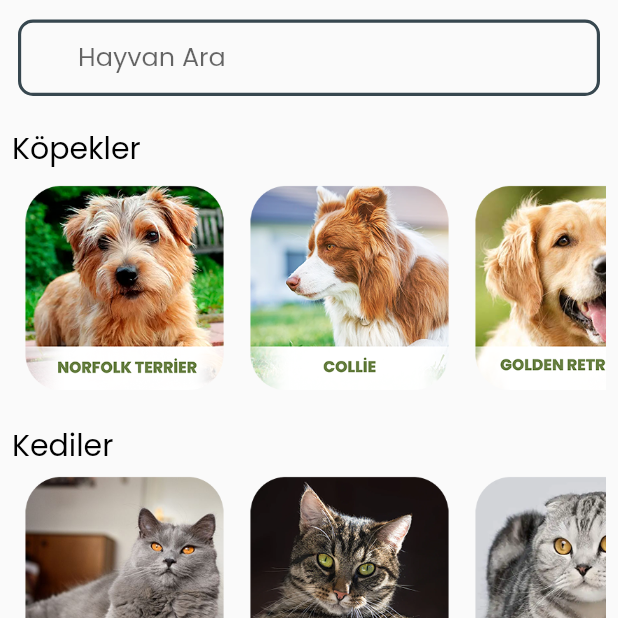
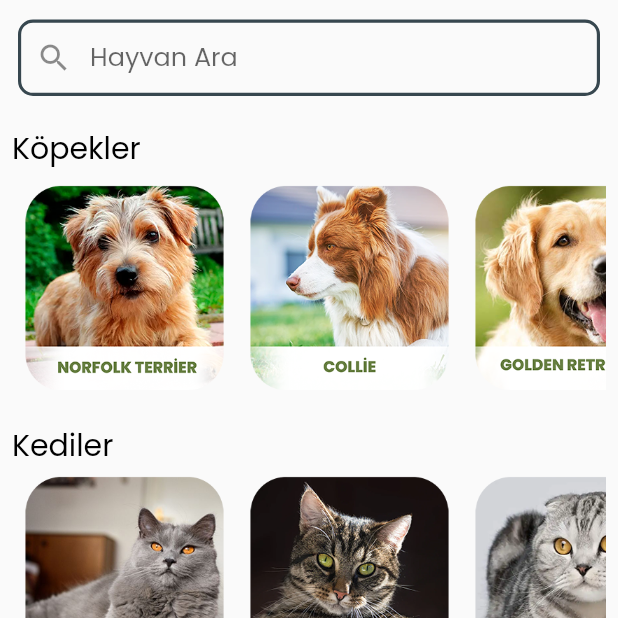
Before and after one commit to ElanurToptas/ANTHELION, a Flutter app: the screen it shows after launch, on a phone screen of 412 x 824 dp, the top half of it. Run offline on Flutter 3.47's test engine with Material 2 defaults, Android fonts, the phone set to English and light mode, and no system bars; drawn by our look-alikes of google_nav_bar; our stand-ins replace cloud_firestore, file_picker, firebase_auth, firebase_core, firebase_storage, flutter_heatmap_calendar and 2 more; missing offline and left inert: flutter_pdfview; accounts and stored records are empty.

Commit message:
düzeltme_yapıldı

```diff
--- a/lib/animal/animal.dart
+++ b/lib/animal/animal.dart
@@ -53,22 +53,19 @@ class HomePage extends StatelessWidget {
   }
 
 
-  /*void _onSearchSubmitted(BuildContext context, String value) {
+  void _onSearchSubmitted(BuildContext context, String value) {
     if (value == "Norfolk") {
-      Navigator.push(
-        context,
-        MaterialPageRoute(
-          builder: (context) => DetailScreen(  image: 'asset/pictures/norfolkT.png',
-            text: " Norfolk Terrier, alıngan, cesur, meraklı, oyunbaz, kavgacı, sadık, neşeli, canlı, inatçı"
-                " ve bağımsız karakter özellikleriyle tam bir teriyerdir. Tarlada “iblis” olarak bilinir"
-                "ve avlanmayı, kazmayı ve Keşfetmeyi sever. Hareketli, bağımsız yapısından dolayı güvenli "
-                "bir alan tutulması gerekir. Zeki ve dost canlısıdır ancak iradeli bir yapıları ve kendi"
-                "düşünceleriyle hareket etmek isteyebilirler.",
-          ),
-        ),
+      MyCard card = MyCard(
+        title: " Norfolk Terrier, alıngan, cesur, meraklı, oyunbaz, kavgacı, sadık, neşeli, canlı, inatçı"
+            " ve bağımsız karakter özellikleriyle tam bir teriyerdir. Tarlada “iblis” olarak bilinir"
+            "ve avlanmayı, kazmayı ve Keşfetmeyi sever. Hareketli, bağımsız yapısından dolayı güvenli "
+            "bir alan tutulması gerekir. Zeki ve dost canlısıdır ancak iradeli bir yapıları ve kendi"
+            "düşünceleriyle hareket etmek isteyebilirler.",
+        imagePath: 'asset/pictures/norfolkT.png',
       );
+      _showCard(context, card);
     }
-  }*/
+  }
 
   @override
   Widget build(BuildContext context) {
@@ -87,13 +84,13 @@ class HomePage extends StatelessWidget {
                 decoration: InputDecoration(
                   hintText: "Hayvan Ara",
                   hintStyle: TextStyle(fontSize: 17),
-                /*  prefixIcon: IconButton(
+                  prefixIcon: IconButton(
                     icon: Icon(Icons.search),
                     onPressed: () =>
                         _onSearchSubmitted(context, _searchController.text),
-                  ),*/
+                  ),
                 ),
-               // onFieldSubmitted: (value) => _onSearchSubmitted(context, value),
+                onFieldSubmitted: (value) => _onSearchSubmitted(context, value),
               ),
             ),
           ),
```
